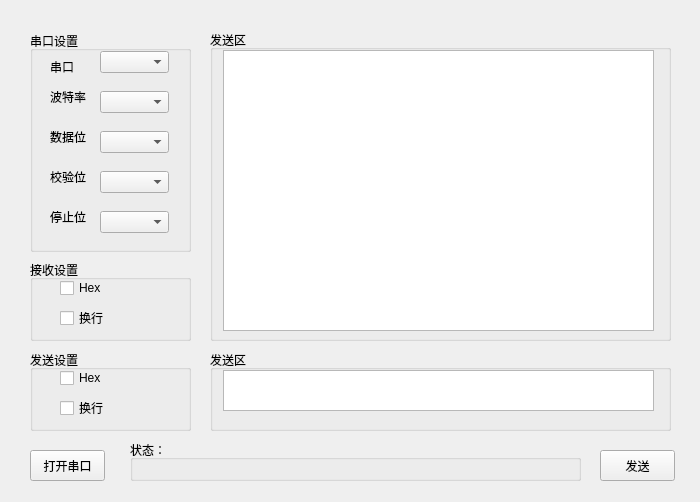
First picture: the form in samp2_4/samp2_4/widget.ui, repository yxsyxs/QT5, before the edit.
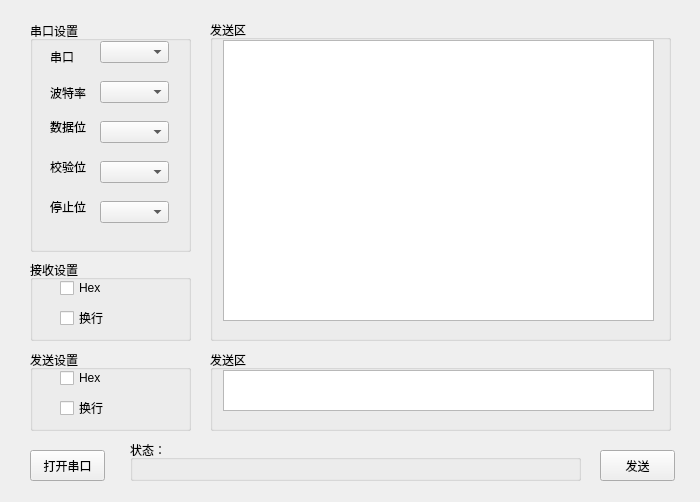
Second picture: the form after the edit.

Commit message: 串口工具基本功能完成

Patch:
```diff
--- a/samp2_4/samp2_4/widget.ui
+++ b/samp2_4/samp2_4/widget.ui
@@ -17,9 +17,9 @@
    <property name="geometry">
     <rect>
      <x>30</x>
-     <y>31</y>
+     <y>21</y>
      <width>161</width>
-     <height>221</height>
+     <height>231</height>
     </rect>
    </property>
    <property name="title">
@@ -52,9 +52,9 @@
     <property name="geometry">
      <rect>
       <x>20</x>
-      <y>60</y>
+      <y>62</y>
       <width>54</width>
-      <height>12</height>
+      <height>20</height>
      </rect>
     </property>
     <property name="text">
@@ -223,9 +223,9 @@
    <property name="geometry">
     <rect>
      <x>210</x>
-     <y>30</y>
+     <y>20</y>
      <width>461</width>
-     <height>311</height>
+     <height>321</height>
     </rect>
    </property>
    <property name="title">
```
The commit also changes 1 other file.
